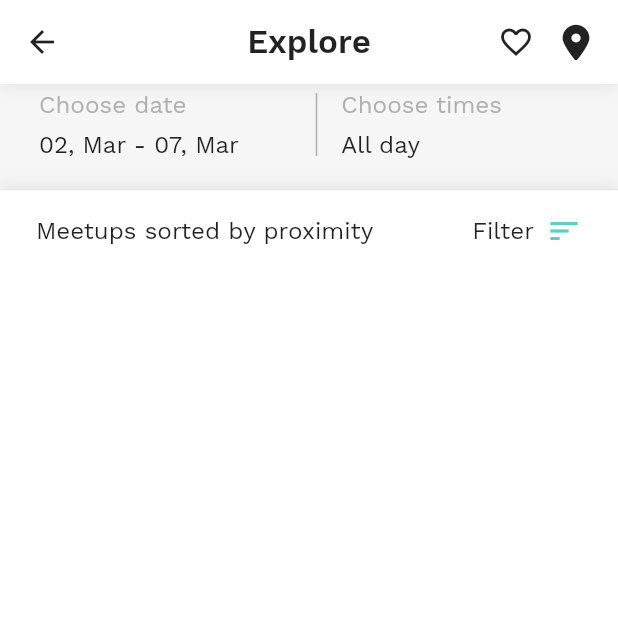
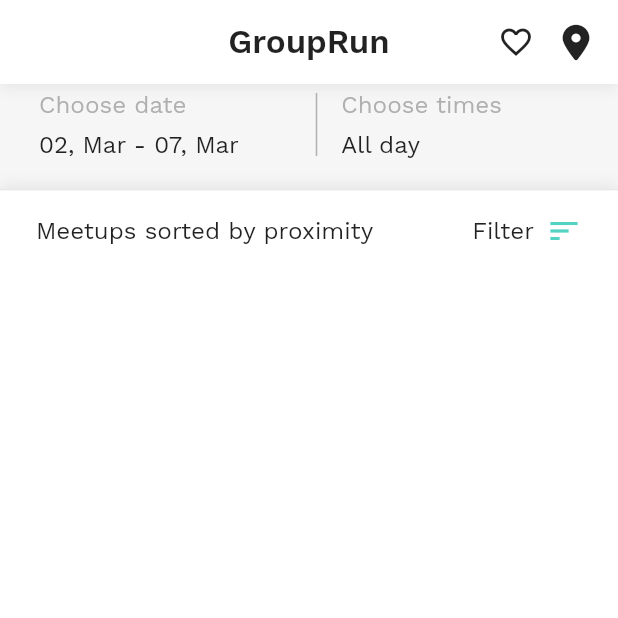
Before and after one commit to augustweinbren/grouprun-app, a Flutter app: the screen it shows after launch, on a phone screen of 412 x 824 dp, the top half of it. Run offline on Flutter 3.47's test engine with Material 2 defaults, Android fonts, the phone set to English and light mode, and no system bars; our stand-ins replace flutter_login, flutter_map, flutter_rating_bar, font_awesome_flutter, geolocator, latlong2 and 2 more; missing offline and left inert: dart:ffi, positioned_tap_detector_2; accounts and stored records are empty.

Commit message:
Removing back arrow

```diff
--- a/app/lib/meetup_finder/hotel_home_screen.dart
+++ b/app/lib/meetup_finder/hotel_home_screen.dart
@@ -641,12 +641,12 @@ class _HotelHomeScreenState extends State<HotelHomeScreen>
                   borderRadius: const BorderRadius.all(
                     Radius.circular(32.0),
                   ),
-                  onTap: () {
-                    Navigator.pop(context);
-                  },
+                  // onTap: () {
+                  //   Navigator.pop(context);
+                  // },
                   child: Padding(
                     padding: const EdgeInsets.all(8.0),
-                    child: Icon(Icons.arrow_back),
+                    // child: Icon(Icons.arrow_back),
                   ),
                 ),
               ),
@@ -654,7 +654,7 @@ class _HotelHomeScreenState extends State<HotelHomeScreen>
             Expanded(
               child: Center(
                 child: Text(
-                  'Explore',
+                  'GroupRun',
                   style: TextStyle(
                     fontWeight: FontWeight.w600,
                     fontSize: 22,
```
